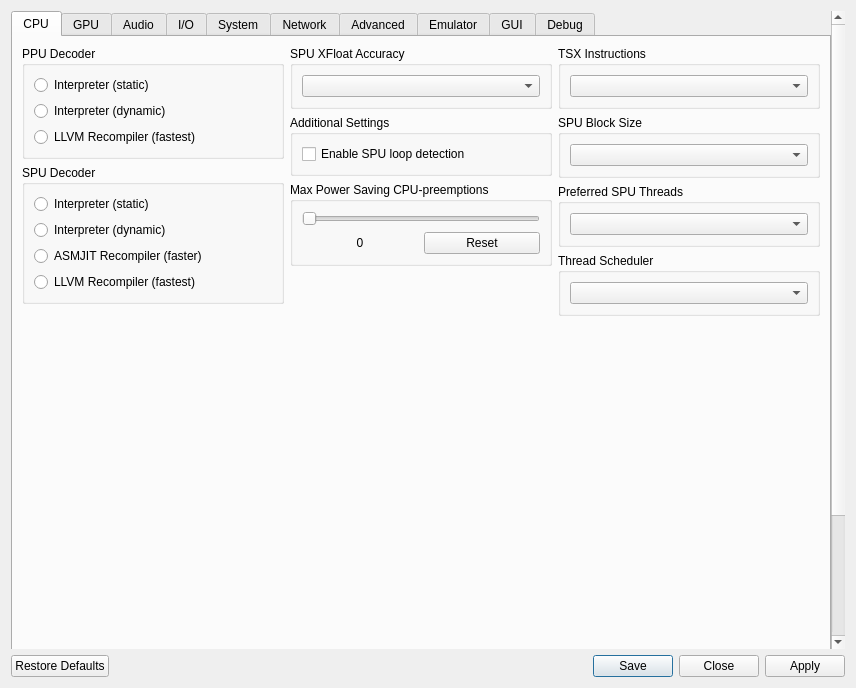
RPCS3/rpcs3, file rpcs3/rpcs3qt/settings_dialog.ui: the form before one commit.
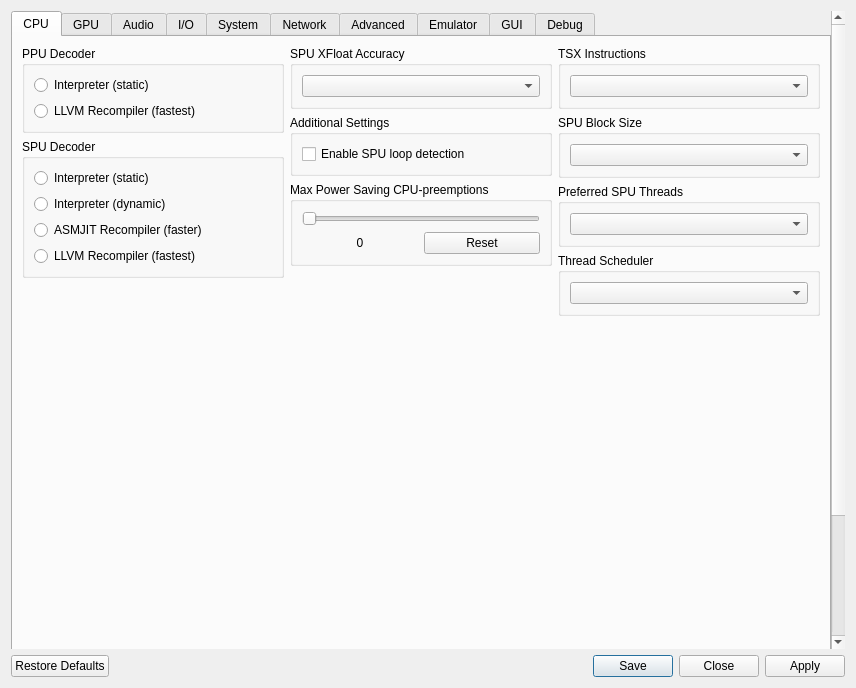
The form after the commit. Icons and pictures are not drawn.

Commit message:
Settings: Remove PPU Interpreter (dynamic)
It has been unimplemented for a long while, so no point in displaying
it, it can be added once the feature is implemented again

```diff
--- a/rpcs3/rpcs3qt/settings_dialog.ui
+++ b/rpcs3/rpcs3qt/settings_dialog.ui
@@ -78,13 +78,6 @@
                  </property>
                 </widget>
                </item>
-               <item>
-                <widget class="QRadioButton" name="ppu_dynamic">
-                 <property name="text">
-                  <string notr="true">Interpreter (dynamic)</string>
-                 </property>
-                </widget>
-               </item>
                <item>
                 <widget class="QRadioButton" name="ppu_llvm">
                  <property name="text">
```
The commit also changes 4 other files.
